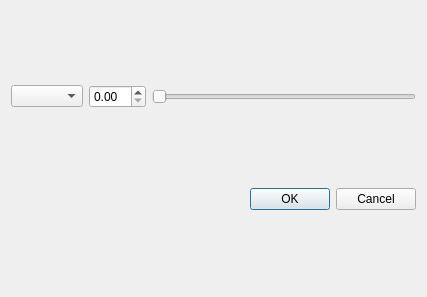
EmreBilal98/Saving_Organizator, file removedialog.ui: the form before one commit.
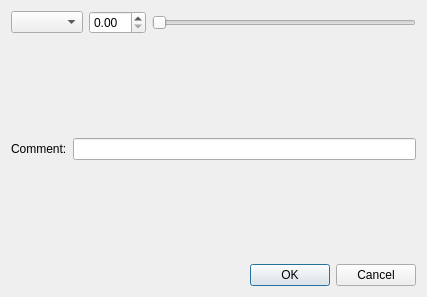
The form after the commit.

```diff
--- a/removedialog.ui
+++ b/removedialog.ui
@@ -15,19 +15,67 @@
   </property>
   <layout class="QGridLayout" name="gridLayout">
    <item row="0" column="0">
-    <layout class="QHBoxLayout" name="horizontalLayout">
+    <layout class="QVBoxLayout" name="verticalLayout">
      <item>
-      <widget class="QComboBox" name="comboBox"/>
+      <layout class="QHBoxLayout" name="horizontalLayout_2">
+       <item>
+        <widget class="QComboBox" name="comboBox"/>
+       </item>
+       <item>
+        <widget class="QDoubleSpinBox" name="doubleSpinBox"/>
+       </item>
+       <item>
+        <widget class="QSlider" name="horizontalSlider">
+         <property name="orientation">
+          <enum>Qt::Orientation::Horizontal</enum>
+         </property>
+        </widget>
+       </item>
+      </layout>
      </item>
      <item>
-      <widget class="QDoubleSpinBox" name="doubleSpinBox"/>
+      <spacer name="verticalSpacer_2">
+       <property name="orientation">
+        <enum>Qt::Orientation::Vertical</enum>
+       </property>
+       <property name="sizeHint" stdset="0">
+        <size>
+         <width>20</width>
+         <height>40</height>
+        </size>
+       </property>
+      </spacer>
      </item>
      <item>
-      <widget class="QSlider" name="horizontalSlider">
+      <layout class="QHBoxLayout" name="horizontalLayout">
+       <item>
+        <widget class="QLabel" name="label">
+         <property name="text">
+          <string>Comment:</string>
+         </property>
+        </widget>
+       </item>
+       <item>
+        <widget class="QLineEdit" name="cmntLine">
+         <property name="maxLength">
+          <number>100</number>
+         </property>
+        </widget>
+       </item>
+      </layout>
+     </item>
+     <item>
+      <spacer name="verticalSpacer">
        <property name="orientation">
-        <enum>Qt::Orientation::Horizontal</enum>
+        <enum>Qt::Orientation::Vertical</enum>
        </property>
-      </widget>
+       <property name="sizeHint" stdset="0">
+        <size>
+         <width>20</width>
+         <height>40</height>
+        </size>
+       </property>
+      </spacer>
      </item>
     </layout>
    </item>
```
